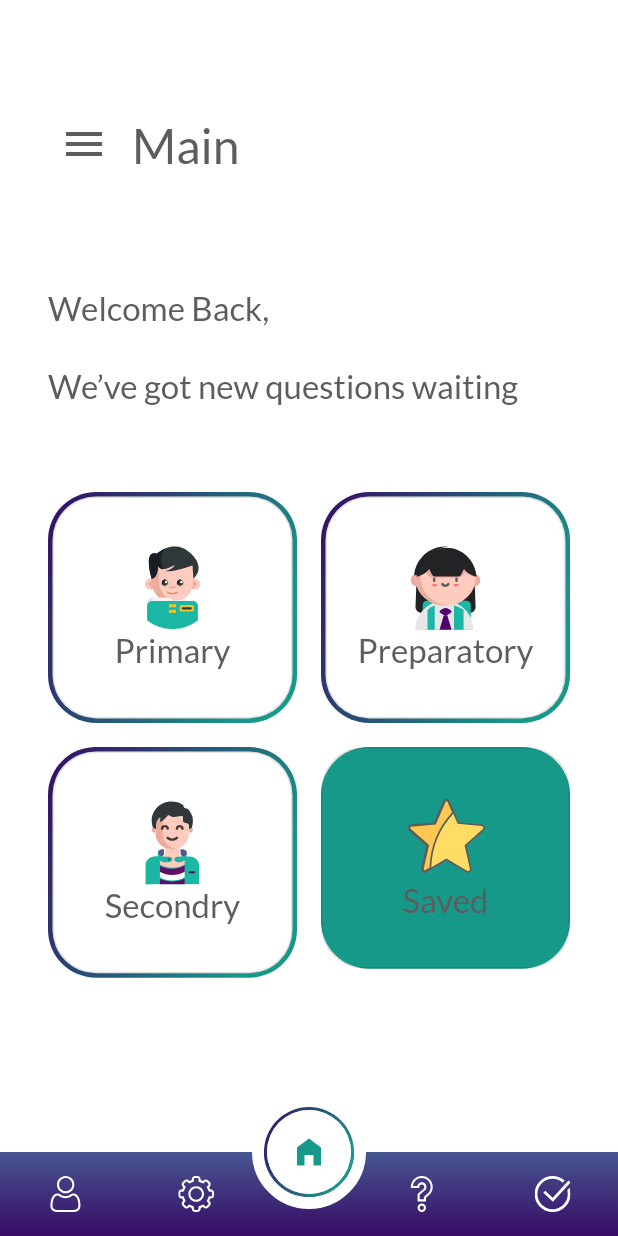
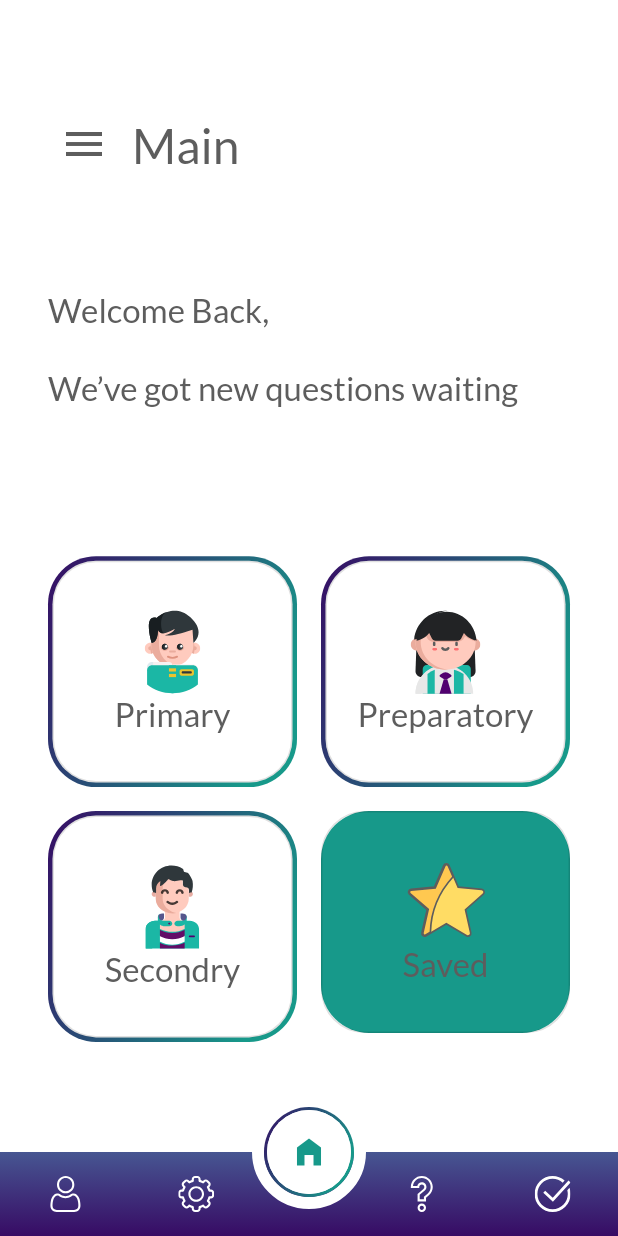
Before and after one commit to PeterAtger/dsp_teacher_application, a Flutter app: the MainScreen screen opened by its route, on a phone screen of 412 x 824 dp. Run offline on Flutter 3.47's test engine with Material 2 defaults, Android fonts, the phone set to English and light mode, and no system bars; our stand-ins replace convex_bottom_bar, flutter_svg; missing offline and left inert: adobe_xd.

Commit message:
Fixed layout / buttons / For singning in and main screen

```diff
--- a/lib/Presentation/Pages/main_screen/main_screen.dart
+++ b/lib/Presentation/Pages/main_screen/main_screen.dart
@@ -48,7 +48,7 @@ class _ScreenBody extends StatelessWidget {
   Widget build(BuildContext context) {
     return Container(
       padding: EdgeInsets.symmetric(horizontal: 32),
-      child: Column(crossAxisAlignment: CrossAxisAlignment.start, children: [
+      child: Column(children: [
         SizedBox(
           height: 72,
         ),
@@ -69,21 +69,21 @@ class _ScreenBody extends StatelessWidget {
                 style: AppFonts.heading2.copyWith(color: AppColors.cDarkGrey)),
           ],
         ),
-        SizedBox(
-          height: 72,
+        Expanded(
+          flex: 1,
+          child: Column(
+            mainAxisAlignment: MainAxisAlignment.spaceEvenly,
+            crossAxisAlignment: CrossAxisAlignment.start,
+            children: [
+              Text(
+                "Welcome Back, \n\nWe’ve got new questions waiting \n ",
+                style: AppFonts.appText.copyWith(color: AppColors.cDarkGrey),
+              ),
+              QuestionLevelTable(
+                  outlineButtonStyle: outlineButtonStyle, size: size),
+            ],
+          ),
         ),
-        Text(
-          "Welcome Back, \n",
-          style: AppFonts.appText.copyWith(color: AppColors.cDarkGrey),
-        ),
-        Text(
-          "We’ve got new questions waiting \n",
-          style: AppFonts.appText.copyWith(color: AppColors.cDarkGrey),
-        ),
-        SizedBox(
-          height: 32,
-        ),
-        QuestionLevelTable(outlineButtonStyle: outlineButtonStyle, size: size),
       ]),
     );
   }
--- a/lib/Presentation/Pages/main_screen/questions.dart
+++ b/lib/Presentation/Pages/main_screen/questions.dart
@@ -91,9 +91,9 @@ class _QuestionsState extends State<Questions> {
               ),
               filterBar(w, displayOptions),
               UnderLine(),
-              requestedList,
             ]),
           ),
+          requestedList,
         ],
       ),
       ArabicImage(
--- a/lib/Presentation/Pages/settings_screen/local_components/QuestionButton.dart
+++ b/lib/Presentation/Pages/settings_screen/local_components/QuestionButton.dart
@@ -13,7 +13,7 @@ class QuestionButton extends StatelessWidget {
   @override
   Widget build(BuildContext context) {
     return Container(
-      height: 52,
+      height: 48,
       width: size.width * 0.8,
       child: TextButton(
         style: ButtonStyle(
--- a/lib/Presentation/Pages/sign/components/button.dart
+++ b/lib/Presentation/Pages/sign/components/button.dart
@@ -20,7 +20,7 @@ class Button extends StatelessWidget {
   @override
   Widget build(BuildContext context) {
     return ConstrainedBox(
-      constraints: BoxConstraints.tightFor(width: size.width * 0.8, height: 50),
+      constraints: BoxConstraints.tightFor(width: size.width * 0.8, height: 48),
       child: ElevatedButton(
         onPressed: this.onButtonPress,
         child: Text(
```
Also changed, not shown: lib/Presentation/Pages/sign/components/buttonicon.dart (+2 -7 lines), lib/Presentation/Pages/sign/sign_in.dart (+10 -4 lines), lib/Presentation/Pages/sign/sign_up.dart (+10 -3 lines), lib/main.dart (+1 -12 lines), pubspec.lock.
